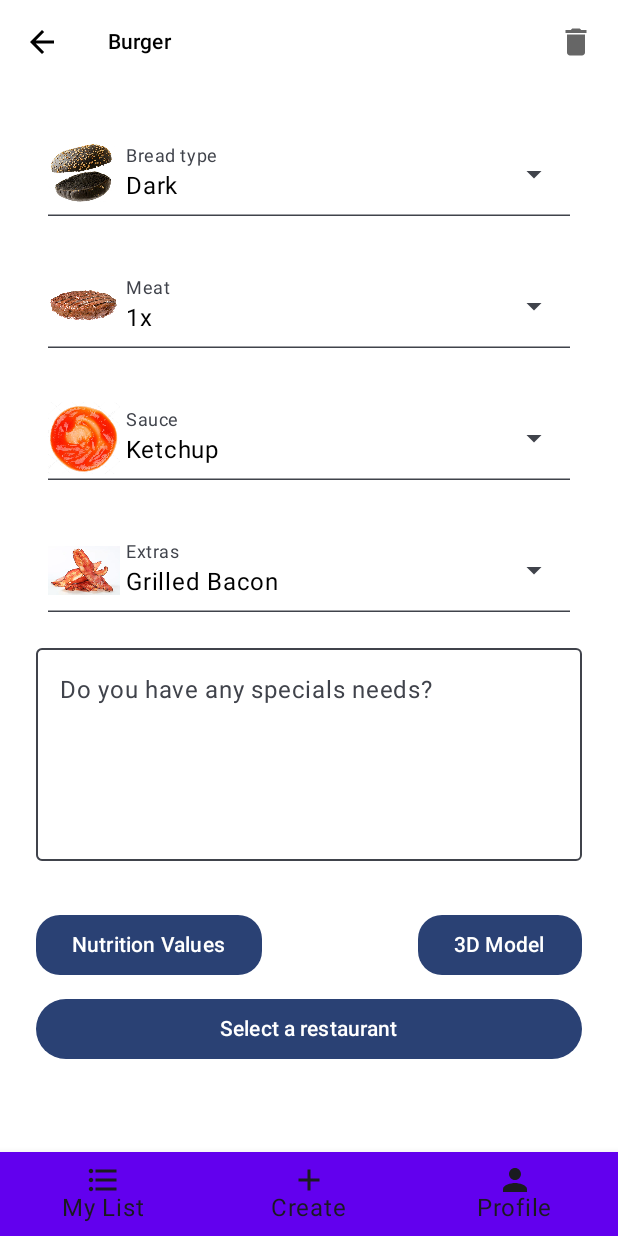
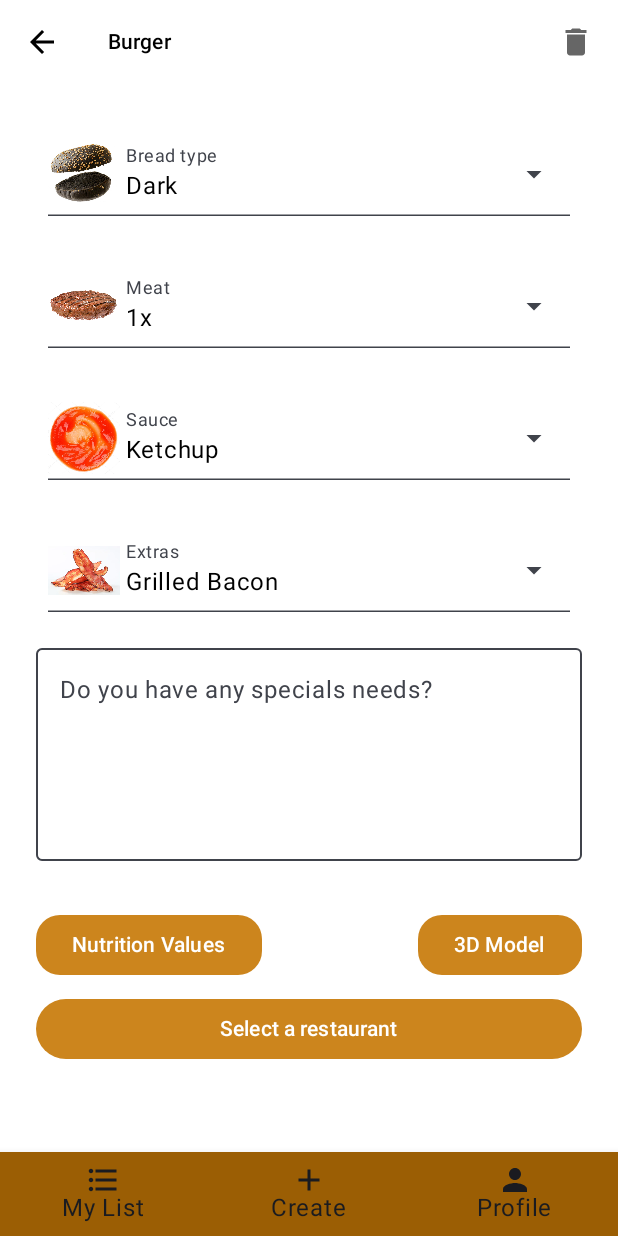
Before and after one commit to MarekMoric/Burger-Master, an Android app built with Jetpack Compose: the composable BottomBarWithFabDem shown on its own in the app's theme, after a tap on "Burger", on a phone screen of 412 x 824 dp. Run offline under Robolectric (Android 15) with nearby library versions, the phone set to English and light mode, and no system bars; our stand-ins replace Room's generated code, livedata-compose.

Commit message:
ar fixed, colors changed

```diff
--- a/app/src/main/java/com/mendelu/xmoric/burgermaster/navigation/botnav/BottomNavWithFAB.kt
+++ b/app/src/main/java/com/mendelu/xmoric/burgermaster/navigation/botnav/BottomNavWithFAB.kt
@@ -19,6 +19,7 @@ import androidx.navigation.compose.currentBackStackEntryAsState
 import androidx.navigation.compose.rememberNavController
 import com.mendelu.xmoric.burgermaster.navigation.Destination
 import com.mendelu.xmoric.burgermaster.navigation.NavGraph
+import com.mendelu.xmoric.burgermaster.ui.theme.DarkBrown
 
 @OptIn(ExperimentalMaterial3Api::class, ExperimentalFoundationApi::class)
 @Composable
@@ -32,7 +33,7 @@ fun BottomBarWithFabDem() {
     val navController = rememberNavController()
     Scaffold(
         bottomBar = {
-            BottomNavigation {
+            BottomNavigation(backgroundColor = DarkBrown) {
                 val navBackStackEntry by navController.currentBackStackEntryAsState()
                 val currentDestination = navBackStackEntry?.destination
                 items.forEach { screen ->
--- a/app/src/main/java/com/mendelu/xmoric/burgermaster/ui/screens/CreationScreen.kt
+++ b/app/src/main/java/com/mendelu/xmoric/burgermaster/ui/screens/CreationScreen.kt
@@ -14,6 +14,7 @@ import androidx.compose.ui.res.stringResource
 import androidx.compose.ui.unit.dp
 import com.mendelu.xmoric.burgermaster.R
 import com.mendelu.xmoric.burgermaster.navigation.INavigationRouter
+import com.mendelu.xmoric.burgermaster.ui.theme.LightBrown
 import com.mendelu.xmoric.burgermaster.ui.theme.LightGreen
 import org.koin.androidx.compose.getViewModel
 
@@ -125,6 +126,8 @@ fun CreationScreen(navigation: INavigationRouter,
         Button(
             onClick = { navigation.navigateToMap() },
 //            shape = RoundedCornerShape(40),
+            colors = ButtonDefaults.buttonColors(
+                containerColor = LightBrown),
             modifier = Modifier
                 .padding(8.dp)
                 .fillMaxWidth(),
@@ -168,7 +171,7 @@ private fun DropdownList(content: List<String>, header: String, checkboxes: Bool
             value = selectedOptionText,
             onValueChange = {},
             label = { Text(header) },
-            maxLines = 1,
+            maxLines = 2,
             leadingIcon = { Image(painterResource(
                 id = icon),
                 contentDescription = "",
--- a/app/src/main/java/com/mendelu/xmoric/burgermaster/ui/screens/DetailScreen.kt
+++ b/app/src/main/java/com/mendelu/xmoric/burgermaster/ui/screens/DetailScreen.kt
@@ -34,6 +34,7 @@ import com.mendelu.xmoric.burgermaster.ui.elements.BackArrowScreen
 import com.mendelu.xmoric.burgermaster.ui.elements.LoadingScreen
 import org.koin.androidx.compose.getViewModel
 import com.mendelu.xmoric.burgermaster.R.drawable
+import com.mendelu.xmoric.burgermaster.ui.theme.LightBrown
 import kotlin.coroutines.coroutineContext
 
 @Composable
@@ -126,13 +127,9 @@ fun DetailScreenContent(viewModel: DetailScreenViewModel,
     if(isNotLoading){
         Column {
             DropdownList(content = breadTypes, header = "Bread type", false, viewModel)
-            Log.d("vypis bread", viewModel.bread)
             DropdownList(content = meatTypes, header = "Meat", false, viewModel)
-            Log.d("vypis meat", viewModel.meat)
             DropdownList(content = sauceTypes, header = "Sauce", true, viewModel)
-            Log.d("vypis sauce", viewModel.sauce.toString())
             DropdownList(content = extrasTypes, header = "Extras", true, viewModel)
-            Log.d("vypis extras", viewModel.extras.toString())
 
             OutlinedTextField(
                 value = description,
@@ -156,31 +153,29 @@ fun DetailScreenContent(viewModel: DetailScreenViewModel,
                     onClick = { navigation.navigateToNutrition() },
                     shape = RoundedCornerShape(40),
                     modifier = Modifier.padding(start = 8.dp),
-//                    colors = ButtonDefaults.buttonColors(
-//                        containerColor = Color.Green,
-//                        contentColor = Color.White),
+                    colors = ButtonDefaults.buttonColors(
+                        containerColor = LightBrown),
                     content = { Text(text = "Nutrition Values") }
                 )
                 Button(
                     onClick = {
                         context.startActivity(Intent(context, ARScreen::class.java))
-                        navigation.navigateToAR()
-//                        startActivity(Intent(LocalContext.current, ARScreen::class.java))
+//                        navigation.navigateToAR()
                               },
                     shape = RoundedCornerShape(40),
                     modifier = Modifier.padding(end = 8.dp),
-//                    colors = ButtonDefaults.buttonColors(
-//                        containerColor = Color.Red,
-//                        contentColor = Color.White),
+                    colors = ButtonDefaults.buttonColors(
+                        containerColor = LightBrown),
                     content = { Text(text = "3D Model") }
                 )
             }
             Button(
                 onClick = { navigation.navigateToMap() },
-//            shape = RoundedCornerShape(40),
                 modifier = Modifier
                     .padding(8.dp)
                     .fillMaxWidth(),
+                colors = ButtonDefaults.buttonColors(
+                    containerColor = LightBrown),
                 content = { Text(text = "Select a restaurant") }
             )
         }
--- a/app/src/main/java/com/mendelu/xmoric/burgermaster/ui/theme/Color.kt
+++ b/app/src/main/java/com/mendelu/xmoric/burgermaster/ui/theme/Color.kt
@@ -11,3 +11,5 @@ val PurpleGrey40 = Color(0xFF625b71)
 val Pink40 = Color(0xFF7D5260)
 
 val LightGreen = Color(0xFFA4D66A)
+val LightBrown = Color(0xFFCC851D)
+val DarkBrown = Color(0xFF9B5E04)
```
Also changed, not shown: app/src/main/java/com/mendelu/xmoric/burgermaster/ui/screens/ARScreen.kt (+4 -4 lines), app/src/main/java/com/mendelu/xmoric/burgermaster/ui/screens/MapScreen.kt (+27 -12 lines), 4 other files.
